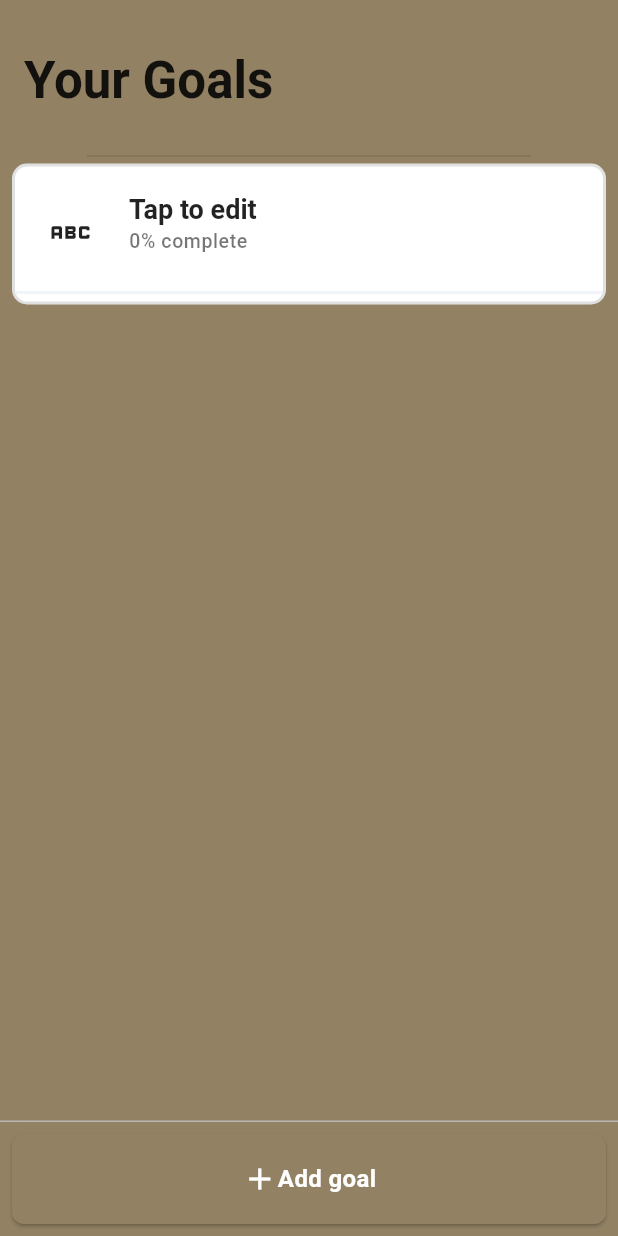
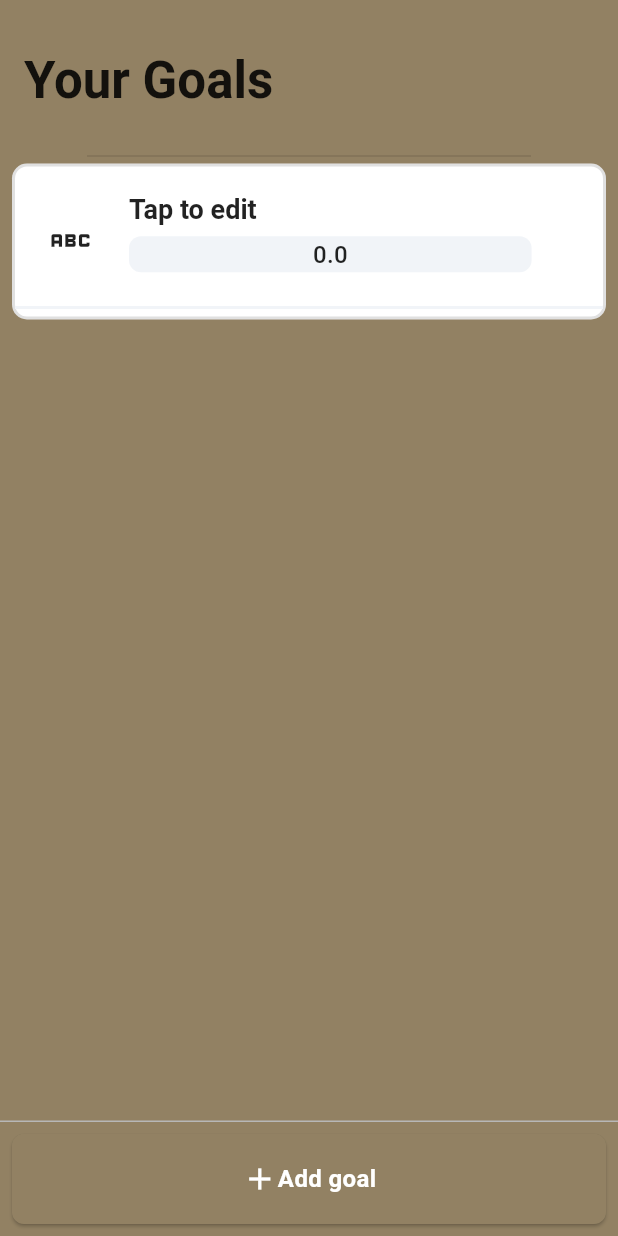
Before and after one commit to sankassio99/goals_tracker, a Flutter app: the screen it shows after launch, after a tap on "Add goal", on a phone screen of 412 x 824 dp. Run offline on Flutter 3.47's test engine with Material 2 defaults, Android fonts, the phone set to English and light mode, and no system bars; drawn by our look-alikes of percent_indicator; our stand-ins replace get; Roboto replaces fonts that are missing (Poppins).

Commit message:
Goal card widget layout improvments

```diff
--- a/lib/presentation/components/goal_card_widget.dart
+++ b/lib/presentation/components/goal_card_widget.dart
@@ -1,5 +1,6 @@
 import 'package:flutter/material.dart';
 import 'package:get/get.dart';
+import 'package:goals_tracker/presentation/components/progress_bar.dart';
 import 'package:goals_tracker/presentation/models/goal_model.dart';
 
 class GoalCardWidget extends StatelessWidget {
@@ -11,8 +12,8 @@ class GoalCardWidget extends StatelessWidget {
     return GestureDetector(
       onTap: () => Get.toNamed("/mainGoalDetails/${model.id}"),
       child: Container(
-        width: double.infinity,
-        height: 80,
+        constraints: const BoxConstraints(minWidth: 100, maxWidth: 800),
+        height: 90,
         margin: const EdgeInsets.fromLTRB(0, 5, 0, 5),
         decoration: BoxDecoration(
           border: Border(
@@ -40,6 +41,11 @@ class GoalCardWidget extends StatelessWidget {
               ),
               Padding(
                 padding: const EdgeInsetsDirectional.fromSTEB(12, 12, 12, 12),
+                child: LayoutBuilder(builder: (context, constrained) {
+                  return Container(
+                    constraints:
+                        const BoxConstraints(minWidth: 100, maxWidth: 400),
+                    width: context.width * 0.7,
                     child: Column(
                       mainAxisSize: MainAxisSize.max,
                       crossAxisAlignment: CrossAxisAlignment.start,
@@ -49,15 +55,14 @@ class GoalCardWidget extends StatelessWidget {
                           model.name,
                           style: Theme.of(context).textTheme.headlineSmall,
                         ),
-                    Obx(
-                      () => Text(
-                        key: const Key("goalCardPercentage"),
-                        getPercentageProgress(),
-                        style: Theme.of(context).textTheme.bodySmall,
+                        const SizedBox(
+                          height: 5,
                         ),
-                    ),
+                        ProgressBar(goalModel: model),
                       ],
                     ),
+                  );
+                }),
               ),
             ],
           ),
--- a/lib/presentation/components/progress_bar.dart
+++ b/lib/presentation/components/progress_bar.dart
@@ -14,19 +14,16 @@ class ProgressBar extends StatelessWidget {
   @override
   Widget build(BuildContext context) {
     return Expanded(
-      child: Padding(
-        padding: const EdgeInsetsDirectional.fromSTEB(5, 0, 5, 0),
-        child: Container(
-          width: MediaQuery.of(context).size.width,
-          height: 30,
-          decoration: const BoxDecoration(
-            color: Colors.white,
-          ),
-          child: Obx(
+      child: LayoutBuilder(
+        builder: (context, constraints) {
+          print(constraints.maxWidth);
+          return Obx(
             () => LinearPercentIndicator(
               key: const Key("progressBar"),
               percent: goalModel.completePercentage.value,
-              width: MediaQuery.of(context).size.width * 0.87,
+              width: constraints.maxWidth == double.infinity
+                  ? 100.0
+                  : constraints.maxWidth - 20,
               lineHeight: 24,
               animation: true,
               progressColor: Theme.of(context).colorScheme.onSecondary,
@@ -40,8 +37,8 @@ class ProgressBar extends StatelessWidget {
               barRadius: const Radius.circular(8),
               padding: EdgeInsets.zero,
             ),
-          ),
-        ),
+          );
+        },
       ),
     );
   }
```
Lines whose indentation alone changed are shown as unchanged.
